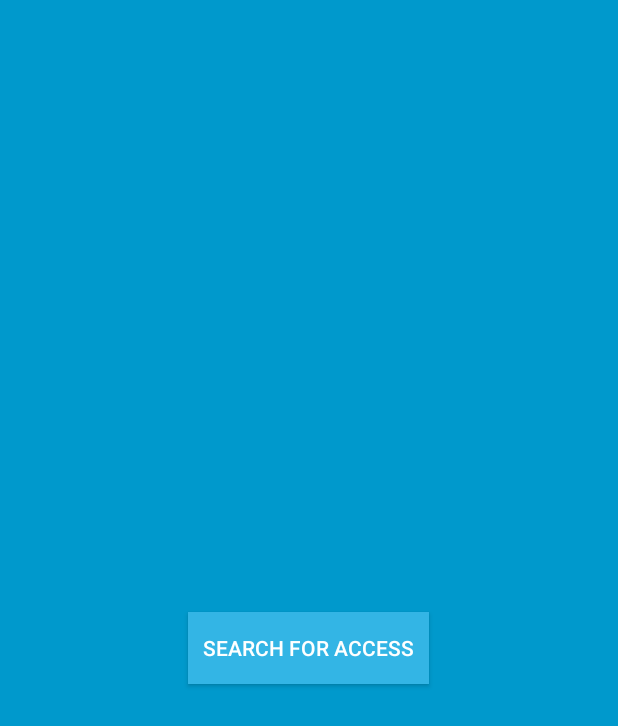
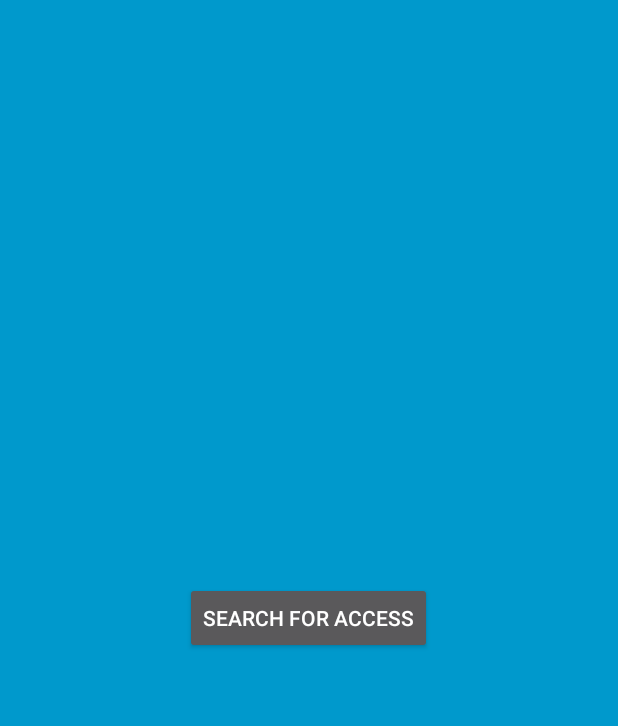
Before and after one commit to Shane-Jansen/motion-detector-android, an Android app: the layout fragment_bluetooth.xml on its own in the app's theme, with its tools: preview values and no code run, on a phone screen of 412 x 824 dp. Shown: the top 726 px of the screen. Run offline under Robolectric (Android 15) with nearby library versions, the phone set to English and light mode, and no system bars.

Commit message:
Working on bottom navigation and initial fragments.

```diff
--- a/app/build.gradle
+++ b/app/build.gradle
@@ -38,7 +38,7 @@ dependencies {
   compile 'com.google.guava:guava:19.0'
 
   // Other
-  compile 'com.shanejansen.mvpandroid:mvpandroid:1.0.0'
+  compile 'com.shanejansen.mvpandroid:mvpandroid:1.0.1'
   compile 'com.jakewharton:butterknife:7.0.1'
   compile 'com.squareup.retrofit2:retrofit:2.1.0'
   compile 'com.squareup.retrofit2:converter-gson:2.1.0'
--- a/app/src/main/res/layout/fragment_bluetooth.xml
+++ b/app/src/main/res/layout/fragment_bluetooth.xml
@@ -5,16 +5,14 @@
     android:background="@android:color/holo_blue_dark"
     android:gravity="center"
     android:orientation="vertical"
-    tools:context=".ui.main.fragments.BluetoothFragment"
+    tools:context=".ui.main.fragments.BluetoothFragment2"
     >
 
   <Button
       android:id="@+id/btnFindDevice"
       android:layout_width="wrap_content"
       android:layout_height="wrap_content"
-      android:layout_marginTop="40dp"
-      android:text="@string/bluetooth.search"
-      style="@style/StdButton"
+      android:text="@string/search_for_access"
       />
 
 </LinearLayout>
--- a/app/src/main/res/layout/view_toolbar.xml
+++ b/app/src/main/res/layout/view_toolbar.xml
@@ -3,4 +3,5 @@
     android:layout_width="match_parent"
     android:layout_height="wrap_content"
     android:background="?attr/colorPrimary"
+    android:elevation="4dp"
     />
--- a/app/src/main/res/values/colors.xml
+++ b/app/src/main/res/values/colors.xml
@@ -1,11 +1,9 @@
 <?xml version="1.0" encoding="utf-8"?>
 <resources>
-  <color name="colorPrimary">@color/material_blue_grey_800</color>
-  <color name="colorPrimaryDark">@color/material_blue_grey_900</color>
-
-  <color name="colorSecondary">@color/material_deep_teal_200</color>
-  <color name="colorSecondaryDark">@color/material_deep_teal_500</color>
-
-  <color name="windowBackgroundColor">#333333</color>
-  <color name="black_translucent">#80000000</color>
+  <color name="window_background">#ffffff</color>
+  <color name="primary">@color/material_blue_grey_800</color>
+  <color name="primary_dark">@color/material_blue_grey_900</color>
+  <color name="accent">#ef6252</color>
+  <color name="primary_text">#ffffff</color>
+  <color name="secondary_text">#b6b6b6</color>
 </resources>
--- a/app/src/main/res/values/styles.xml
+++ b/app/src/main/res/values/styles.xml
@@ -2,9 +2,20 @@
   <!-- Base application theme. -->
   <style name="AppTheme" parent="AppTheme.Base" />
 
-  <style name="AppTheme.Base" parent="Theme.AppCompat.NoActionBar">
-    <item name="colorPrimary">@color/colorPrimary</item>
-    <item name="colorPrimaryDark">@color/colorPrimaryDark</item>
+  <style name="AppTheme.Base" parent="Theme.AppCompat">
+    <!-- Prefs -->
+    <item name="windowNoTitle">true</item>
+    <item name="windowActionBar">false</item>
+    <!-- Material colors -->
+    <item name="android:windowBackground">@color/window_background</item>
+    <item name="colorPrimary">@color/primary</item>
+    <item name="colorPrimaryDark">@color/primary_dark</item>
+    <item name="colorAccent">@color/accent</item>
+    <item name="android:textColorPrimary">@color/primary_text</item>
+    <item name="android:textColorSecondary">@color/secondary_text</item>
+    <item name="colorControlNormal">@color/primary</item>
+    <item name="colorControlActivated">@color/primary</item>
+    <item name="colorControlHighlight">@color/accent</item>
   </style>
 
   <style name="StdButton">
```
Also changed, not shown: app/src/main/java/com/shanejansen/portablesecurity/ui/common/AppFragmentActivity.java (added, +20 -0 lines), app/src/main/java/com/shanejansen/portablesecurity/ui/common/AppMvpFragment.java (added, +25 -0 lines), app/src/main/java/com/shanejansen/portablesecurity/ui/main/activities/MainActivity.java (+38 -3 lines), app/src/main/java/com/shanejansen/portablesecurity/ui/main/fragments/BluetoothFragment2.java (renamed from app/src/main/java/com/shanejansen/portablesecurity/ui/main/fragments/BluetoothFragment.java, +5 -22 lines), app/src/main/java/com/shanejansen/portablesecurity/ui/main/fragments/HomeFragment.java (deleted, +0 -61 lines), app/src/main/java/com/shanejansen/portablesecurity/ui/main/fragments/TransactionInterface.java (deleted, +0 -12 lines), app/src/main/java/com/shanejansen/portablesecurity/ui/main/fragments/bluetooth/BluetoothFragment.java (added, +13 -0 lines), app/src/main/java/com/shanejansen/portablesecurity/ui/main/fragments/settings/SettingsFragment.java (added, +13 -0 lines), app/src/main/java/com/shanejansen/portablesecurity/ui/main/fragments/wifi/WifiFragment.java (added, +13 -0 lines), app/src/main/res/layout/activity_main.xml (+8 -4 lines), app/src/main/res/layout/fragment_home.xml (deleted, +0 -93 lines), app/src/main/res/layout/fragment_settings.xml (added, +14 -0 lines), app/src/main/res/layout/fragment_wifi.xml (added, +14 -0 lines), app/src/main/res/menu/bottom_navigation_main.xml (+6 -9 lines), 1 more files.
